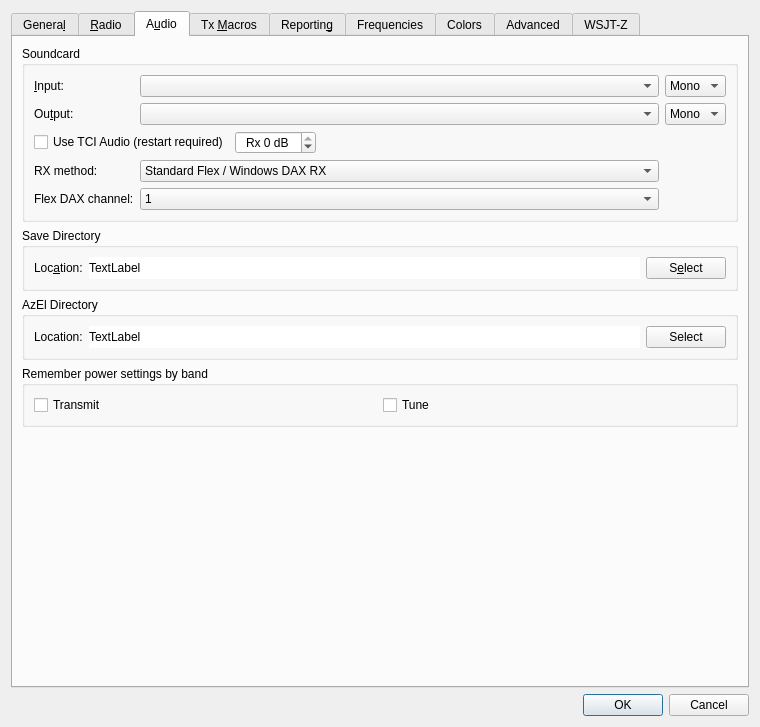
The window that Configuration.ui (sblanchard/wsjt-z) describes before a commit, drawn with Qt 5.
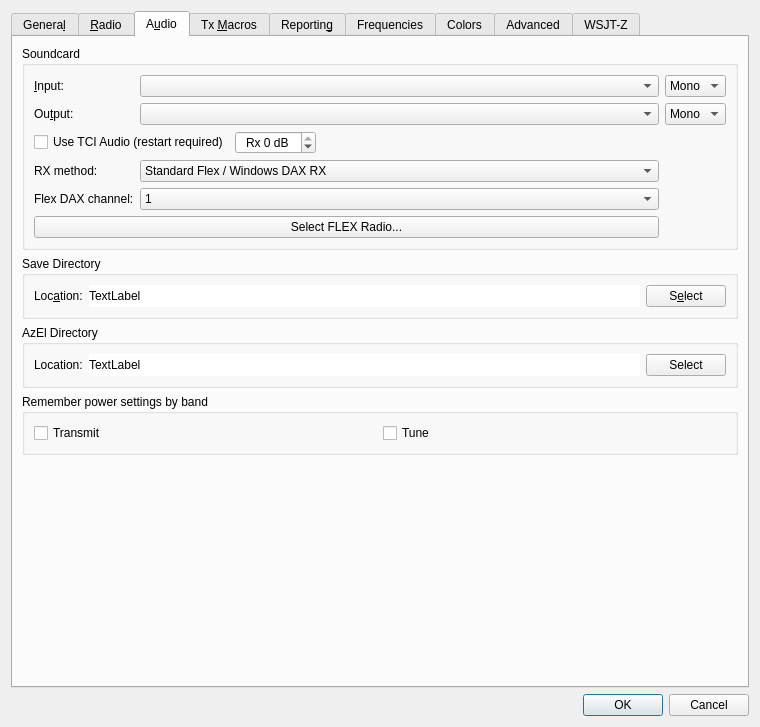
The same window after the commit. The open tabs and pages were chosen to show the change. Custom widgets are drawn as their Qt base class.

Commit message: feat: async Native FLEX radio dialog with multi-radio list and connect-by-IP

```diff
--- a/Configuration.ui
+++ b/Configuration.ui
@@ -1702,6 +1702,16 @@
             </item>
            </widget>
           </item>
+          <item row="5" column="0" colspan="2">
+           <widget class="QPushButton" name="flex_radio_select_push_button">
+            <property name="toolTip">
+             <string>Discover FLEX radios on the network or connect to one by IP address.</string>
+            </property>
+            <property name="text">
+             <string>Select FLEX Radio...</string>
+            </property>
+           </widget>
+          </item>
          </layout>
         </widget>
        </item>
```
The commit also changes 8 other files.
